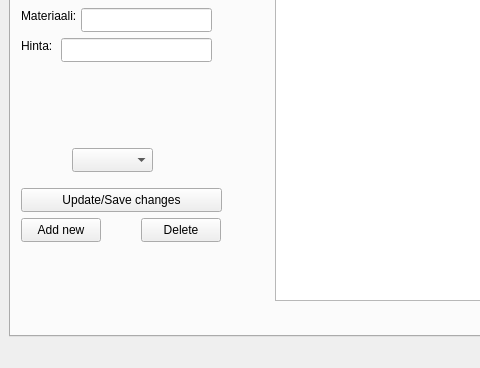
This is MateriaaliLaskin/mainwindow.ui in jmakkie/MateriaaliLaskin as Qt 5 draws it before an edit; both pictures show x 0 to 480 and y 177 to 545 of the 678 by 545 pixel window. The edited form follows.
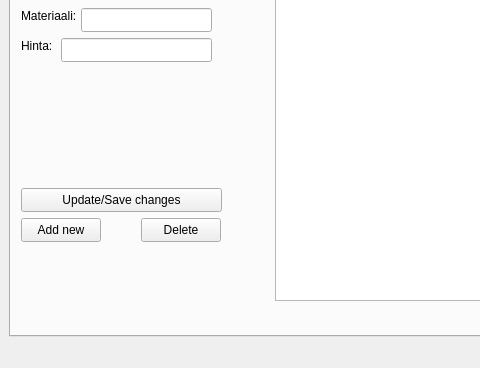
This is the edited form. The open tabs and pages were chosen to show the change. Icons and pictures are not drawn.

The edit to the form file:
```diff
--- a/MateriaaliLaskin/mainwindow.ui
+++ b/MateriaaliLaskin/mainwindow.ui
@@ -492,16 +492,6 @@
            <string>null</string>
           </property>
          </widget>
-         <widget class="QComboBox" name="comboBox">
-          <property name="geometry">
-           <rect>
-            <x>61</x>
-            <y>290</y>
-            <width>81</width>
-            <height>24</height>
-           </rect>
-          </property>
-         </widget>
         </widget>
        </widget>
       </item>
```
Left out of the diff: 2 changed lines with no effect on the pictures.
